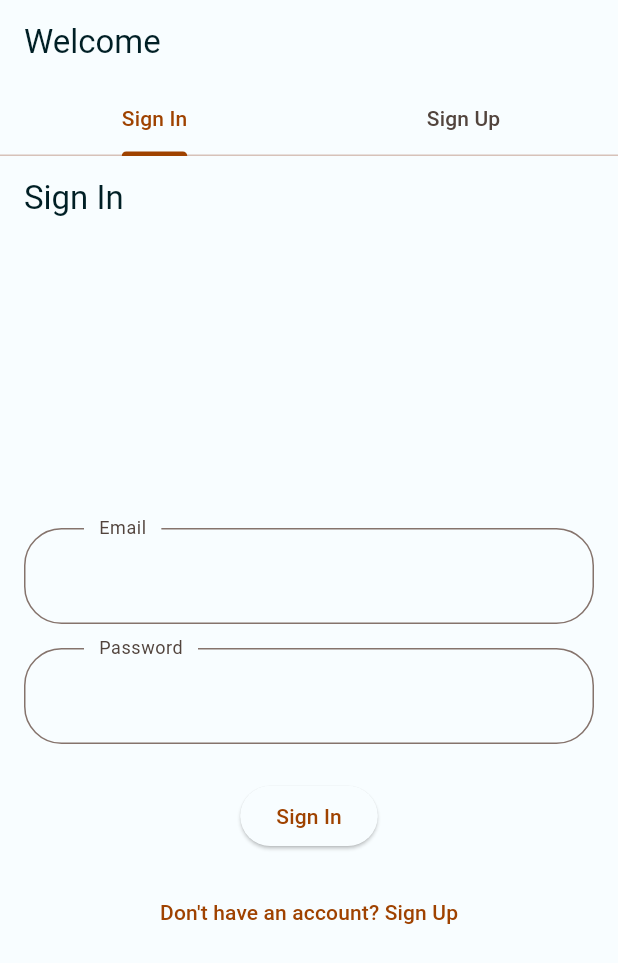
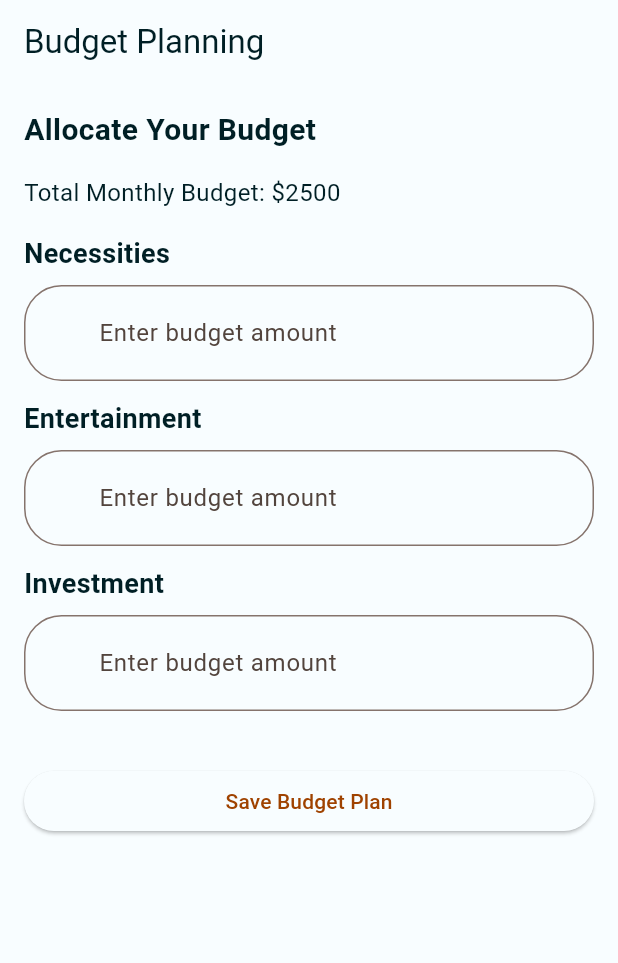
Before and after one commit to TejasPatel3300/flutter-personal-finance-with-bloc-and-clean-architecture, a Flutter app: the screen it shows after launch, on a phone screen of 412 x 824 dp. Shown: the top 963 px of the screen. Run offline on Flutter 3.47's test engine with Material 2 defaults, Android fonts, the phone set to English and light mode, and no system bars; our stand-ins replace dartz, floor, flutter_bloc, freezed_annotation, sqflite; accounts and stored records are empty; generated files the repository leaves out were written again; Roboto replaces fonts that are missing (Muli).

Commit message:
feat: basic ui for budget planning.

```diff
--- a/lib/main.dart
+++ b/lib/main.dart
@@ -1,9 +1,8 @@
 import 'package:flutter/material.dart';
 import 'package:flutter_bloc/flutter_bloc.dart';
 import 'package:personal_finance_app/presentation/bloc/authentication/authentication_bloc.dart';
+import 'package:personal_finance_app/presentation/ui/budget_planning/budget_planning_screen.dart';
 import 'package:personal_finance_app/utils/theme.dart';
-
-import 'presentation/ui/authentication/authentication_screen.dart';
 
 void main() {
   runApp(const MyApp());
@@ -23,7 +22,7 @@ class MyApp extends StatelessWidget {
         title: 'Flutter Demo',
         theme: getLightTheme(),
         darkTheme: getDarkTheme(),
-        home: const AuthenticationScreen(),
+        home: const BudgetPlanningScreen(),
       ),
     );
   }
--- a/lib/presentation/ui/authentication/sign_in_tab.dart
+++ b/lib/presentation/ui/authentication/sign_in_tab.dart
@@ -56,4 +56,11 @@ class _SignInTabState extends State<SignInTab> {
       ),
     );
   }
+
+  @override
+  void dispose() {
+    _emailController.dispose();
+    _passwordController.dispose();
+    super.dispose();
+  }
 }
--- a/lib/presentation/ui/authentication/sign_up_tab.dart
+++ b/lib/presentation/ui/authentication/sign_up_tab.dart
@@ -73,4 +73,12 @@ class _SignUpTabState extends State<SignUpTab> {
       ),
     );
   }
+
+  @override
+  void dispose() {
+    _emailController.dispose();
+    _passwordController.dispose();
+    _nameController.dispose();
+    super.dispose();
+  }
 }
--- /dev/null
+++ b/lib/presentation/ui/budget_planning/budget_planning_screen.dart
@@ -0,0 +1,47 @@
+import 'package:flutter/material.dart';
+
+import 'widgets/budget_category_input.dart';
+
+class BudgetPlanningScreen extends StatelessWidget {
+  const BudgetPlanningScreen({super.key});
+
+  @override
+  Widget build(BuildContext context) {
+    return Scaffold(
+      appBar: AppBar(
+        title: Text('Budget Planning'),
+      ),
+      body: Padding(
+        padding: EdgeInsets.all(16.0),
+        child: Column(
+          crossAxisAlignment: CrossAxisAlignment.stretch,
+          children: [
+            Text(
+              'Allocate Your Budget',
+              style: TextStyle(
+                fontSize: 20,
+                fontWeight: FontWeight.bold,
+              ),
+            ),
+            SizedBox(height: 16),
+            Text(
+              'Total Monthly Budget: \$2500',
+              style: TextStyle(fontSize: 16),
+            ),
+            SizedBox(height: 16),
+            BudgetCategoryInput(category: 'Necessities'),
+            BudgetCategoryInput(category: 'Entertainment'),
+            BudgetCategoryInput(category: 'Investment'),
+            SizedBox(height: 24),
+            ElevatedButton(
+              onPressed: () {
+                // Implement save budget plan logic
+              },
+              child: Text('Save Budget Plan'),
+            ),
+          ],
+        ),
+      ),
+    );
+  }
+}
--- /dev/null
+++ b/lib/presentation/ui/budget_planning/widgets/budget_category_input.dart
@@ -0,0 +1,28 @@
+import 'package:flutter/material.dart';
+
+class BudgetCategoryInput extends StatelessWidget {
+  final String category;
+
+  BudgetCategoryInput({required this.category});
+
+  @override
+  Widget build(BuildContext context) {
+    return Column(
+      crossAxisAlignment: CrossAxisAlignment.start,
+      children: [
+        Text(
+          category,
+          style: TextStyle(fontSize: 18, fontWeight: FontWeight.bold),
+        ),
+        SizedBox(height: 8),
+        TextField(
+          keyboardType: TextInputType.number,
+          decoration: InputDecoration(
+            hintText: 'Enter budget amount',
+          ),
+        ),
+        SizedBox(height: 12),
+      ],
+    );
+  }
+}
```
